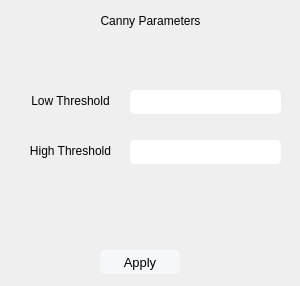
Qt form CVision App/Forms/cannyparameters.ui (Omar-Saad-ELGharbawy/Edge_Boundary_Detection_CV_Task_2) before a commit.
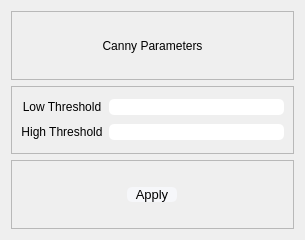
The same form after that commit.

The edit to the form file:
```diff
--- a/CVision App/Forms/cannyparameters.ui
+++ b/CVision App/Forms/cannyparameters.ui
@@ -6,68 +6,25 @@
    <rect>
     <x>0</x>
     <y>0</y>
-    <width>300</width>
-    <height>286</height>
+    <width>305</width>
+    <height>240</height>
    </rect>
   </property>
   <property name="windowTitle">
    <string>Dialog</string>
   </property>
-  <widget class="QLabel" name="label">
-   <property name="geometry">
-    <rect>
-     <x>0</x>
-     <y>10</y>
-     <width>301</width>
-     <height>21</height>
-    </rect>
-   </property>
-   <property name="styleSheet">
-    <string notr="true">font: 900 15pt &quot;Segoe UI Black&quot;;
-color: rgb(0, 0, 0);</string>
-   </property>
-   <property name="text">
-    <string>Canny Parameters</string>
-   </property>
-   <property name="alignment">
-    <set>Qt::AlignCenter</set>
-   </property>
-  </widget>
-  <widget class="QLineEdit" name="LowThresholdValue">
-   <property name="geometry">
-    <rect>
-     <x>130</x>
-     <y>140</y>
-     <width>151</width>
-     <height>24</height>
-    </rect>
-   </property>
-   <property name="styleSheet">
-    <string notr="true">border-radius: 5px;</string>
-   </property>
-  </widget>
-  <widget class="QLineEdit" name="HighThresholdValue">
-   <property name="geometry">
-    <rect>
-     <x>130</x>
-     <y>90</y>
-     <width>151</width>
-     <height>24</height>
-    </rect>
-   </property>
-   <property name="styleSheet">
-    <string notr="true">border-radius: 5px;</string>
-   </property>
-  </widget>
+  <layout class="QGridLayout" name="gridLayout_4">
+   <item row="1" column="0">
+    <widget class="QFrame" name="frame_2">
+     <property name="frameShape">
+      <enum>QFrame::StyledPanel</enum>
+     </property>
+     <property name="frameShadow">
+      <enum>QFrame::Raised</enum>
+     </property>
+     <layout class="QGridLayout" name="gridLayout_2">
+      <item row="0" column="0">
   <widget class="QLabel" name="label_2">
-   <property name="geometry">
-    <rect>
-     <x>20</x>
-     <y>90</y>
-     <width>101</width>
-     <height>21</height>
-    </rect>
-   </property>
    <property name="styleSheet">
     <string notr="true">font: 900 10pt &quot;Segoe UI Black&quot;;
 color: rgb(0, 0, 0);</string>
@@ -79,14 +36,54 @@
     <set>Qt::AlignCenter</set>
    </property>
   </widget>
+      </item>
+      <item row="0" column="1">
+       <widget class="QLineEdit" name="HighThresholdValue">
+        <property name="styleSheet">
+         <string notr="true">border-radius: 5px;</string>
+        </property>
+       </widget>
+      </item>
+      <item row="1" column="0">
+       <widget class="QLabel" name="label_3">
+        <property name="styleSheet">
+         <string notr="true">font: 900 10pt &quot;Segoe UI Black&quot;;
+color: rgb(0, 0, 0);</string>
+        </property>
+        <property name="text">
+         <string>High Threshold</string>
+        </property>
+        <property name="alignment">
+         <set>Qt::AlignCenter</set>
+        </property>
+       </widget>
+      </item>
+      <item row="1" column="1">
+       <widget class="QLineEdit" name="LowThresholdValue">
+        <property name="styleSheet">
+         <string notr="true">border-radius: 5px;</string>
+        </property>
+       </widget>
+      </item>
+     </layout>
+    </widget>
+   </item>
+   <item row="2" column="0">
+    <widget class="QFrame" name="frame_3">
+     <property name="frameShape">
+      <enum>QFrame::StyledPanel</enum>
+     </property>
+     <property name="frameShadow">
+      <enum>QFrame::Raised</enum>
+     </property>
+     <layout class="QGridLayout" name="gridLayout_3">
+      <item row="0" column="0">
   <widget class="QPushButton" name="pushButton">
-   <property name="geometry">
-    <rect>
-     <x>100</x>
-     <y>250</y>
-     <width>80</width>
-     <height>24</height>
-    </rect>
+        <property name="maximumSize">
+         <size>
+          <width>50</width>
+          <height>16777215</height>
+         </size>
    </property>
    <property name="styleSheet">
     <string notr="true">QPushButton{
@@ -105,26 +102,37 @@
     <string>Apply</string>
    </property>
   </widget>
-  <widget class="QLabel" name="label_3">
-   <property name="geometry">
-    <rect>
-     <x>20</x>
-     <y>140</y>
-     <width>101</width>
-     <height>21</height>
-    </rect>
-   </property>
+      </item>
+     </layout>
+    </widget>
+   </item>
+   <item row="0" column="0">
+    <widget class="QFrame" name="frame">
+     <property name="frameShape">
+      <enum>QFrame::StyledPanel</enum>
+     </property>
+     <property name="frameShadow">
+      <enum>QFrame::Raised</enum>
+     </property>
+     <layout class="QGridLayout" name="gridLayout">
+      <item row="0" column="0">
+       <widget class="QLabel" name="label">
    <property name="styleSheet">
-    <string notr="true">font: 900 10pt &quot;Segoe UI Black&quot;;
+         <string notr="true">font: 900 15pt &quot;Segoe UI Black&quot;;
 color: rgb(0, 0, 0);</string>
    </property>
    <property name="text">
-    <string>High Threshold</string>
+         <string>Canny Parameters</string>
    </property>
    <property name="alignment">
     <set>Qt::AlignCenter</set>
    </property>
   </widget>
+      </item>
+     </layout>
+    </widget>
+   </item>
+  </layout>
  </widget>
  <resources/>
  <connections/>
```
Lines whose indentation alone changed are shown as unchanged.
